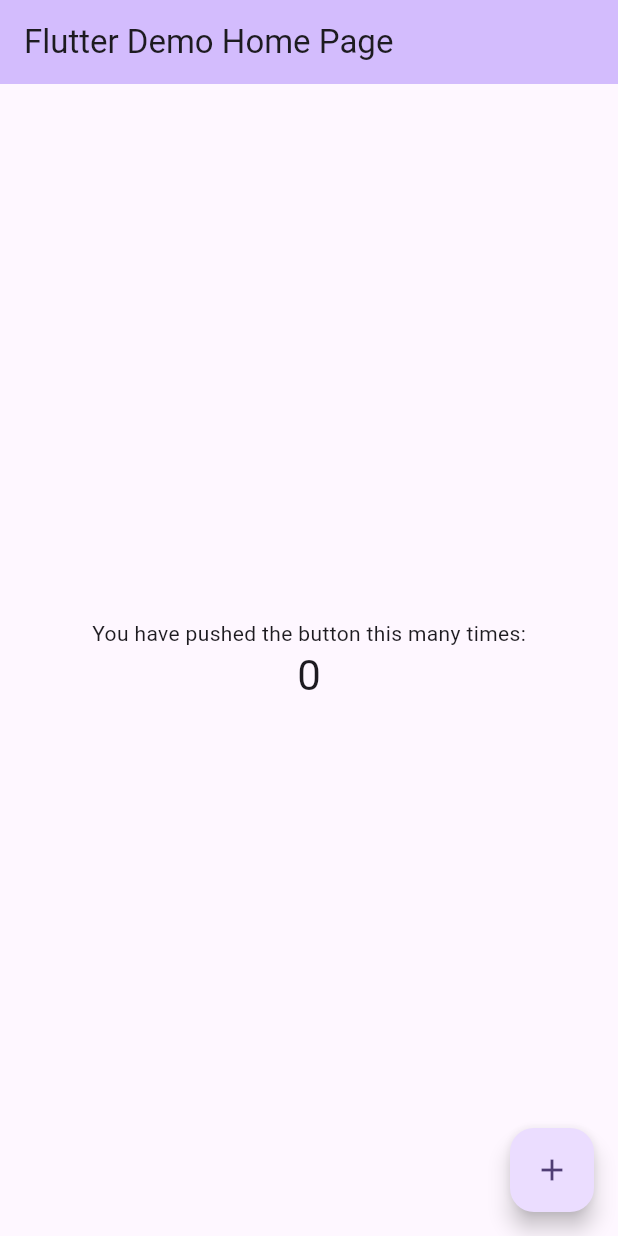
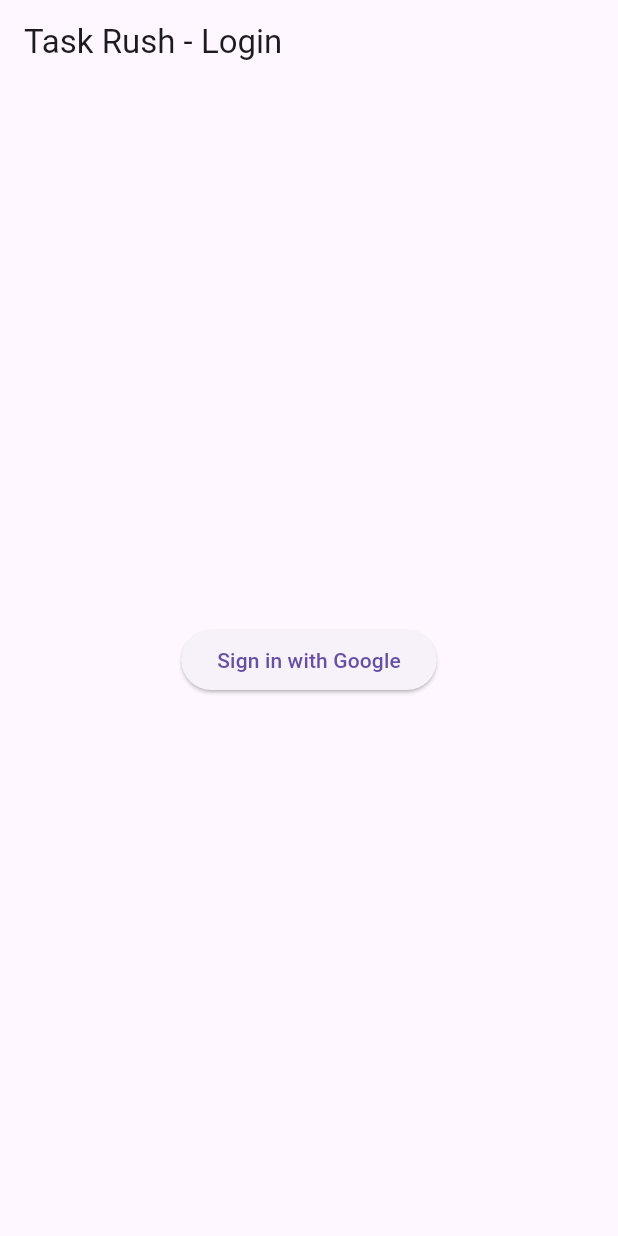
Before and after one commit to newtonkim/TaskRush, a Flutter app: the screen it shows after launch, on a phone screen of 412 x 824 dp. Run offline on Flutter 3.47's test engine with Material 3 defaults, Android fonts, the phone set to English and light mode, and no system bars; our stand-ins replace cloud_firestore, firebase_auth, firebase_core, google_sign_in; accounts and stored records are empty.

Commit message:
configure firebase and add login and task pages

```diff
--- a/task_rush_mobile_admin/lib/main.dart
+++ b/task_rush_mobile_admin/lib/main.dart
@@ -1,122 +1,34 @@
 import 'package:flutter/material.dart';
+import 'package:firebase_core/firebase_core.dart';
+import 'package:firebase_auth/firebase_auth.dart';
+import 'package:cloud_firestore/cloud_firestore.dart';
+import 'package:google_sign_in/google_sign_in.dart';
+import 'package:task_rush_mobile_admin/screens/login_page.dart';
+import 'package:task_rush_mobile_admin/screens/task_list_page.dart';
 
-void main() {
-  runApp(const MyApp());
+void main() async {
+  WidgetsFlutterBinding.ensureInitialized();
+  await Firebase.initializeApp();
+  runApp(TaskManagerApp());
 }
 
-class MyApp extends StatelessWidget {
-  const MyApp({super.key});
+class TaskManagerApp extends StatelessWidget {
+  const TaskManagerApp({super.key});
 
-  // This widget is the root of your application.
-  @override
+   @override
   Widget build(BuildContext context) {
     return MaterialApp(
-      title: 'Flutter Demo',
-      theme: ThemeData(
-        // This is the theme of your application.
-        //
-        // TRY THIS: Try running your application with "flutter run". You'll see
-        // the application has a purple toolbar. Then, without quitting the app,
-        // try changing the seedColor in the colorScheme below to Colors.green
-        // and then invoke "hot reload" (save your changes or press the "hot
-        // reload" button in a Flutter-supported IDE, or press "r" if you used
-        // the command line to start the app).
-        //
-        // Notice that the counter didn't reset back to zero; the application
-        // state is not lost during the reload. To reset the state, use hot
-        // restart instead.
-        //
-        // This works for code too, not just values: Most code changes can be
-        // tested with just a hot reload.
-        colorScheme: ColorScheme.fromSeed(seedColor: Colors.deepPurple),
+      title: 'Task Manager',
+      theme: ThemeData(primarySwatch: Colors.blue),
+      home: StreamBuilder<User?>(
+        stream: FirebaseAuth.instance.authStateChanges(),
+        builder: (context, snapshot) {
+          if (snapshot.hasData) {
+            return TaskListPage();
+          }
+          return LoginPage();
+        },
       ),
-      home: const MyHomePage(title: 'Flutter Demo Home Page'),
     );
   }
 }
-
-class MyHomePage extends StatefulWidget {
-  const MyHomePage({super.key, required this.title});
-
-  // This widget is the home page of your application. It is stateful, meaning
-  // that it has a State object (defined below) that contains fields that affect
-  // how it looks.
-
-  // This class is the configuration for the state. It holds the values (in this
-  // case the title) provided by the parent (in this case the App widget) and
-  // used by the build method of the State. Fields in a Widget subclass are
-  // always marked "final".
-
-  final String title;
-
-  @override
-  State<MyHomePage> createState() => _MyHomePageState();
-}
-
-class _MyHomePageState extends State<MyHomePage> {
-  int _counter = 0;
-
-  void _incrementCounter() {
-    setState(() {
-      // This call to setState tells the Flutter framework that something has
-      // changed in this State, which causes it to rerun the build method below
-      // so that the display can reflect the updated values. If we changed
-      // _counter without calling setState(), then the build method would not be
-      // called again, and so nothing would appear to happen.
-      _counter++;
-    });
-  }
-
-  @override
-  Widget build(BuildContext context) {
-    // This method is rerun every time setState is called, for instance as done
-    // by the _incrementCounter method above.
-    //
-    // The Flutter framework has been optimized to make rerunning build methods
-    // fast, so that you can just rebuild anything that needs updating rather
-    // than having to individually change instances of widgets.
-    return Scaffold(
-      appBar: AppBar(
-        // TRY THIS: Try changing the color here to a specific color (to
-        // Colors.amber, perhaps?) and trigger a hot reload to see the AppBar
-        // change color while the other colors stay the same.
-        backgroundColor: Theme.of(context).colorScheme.inversePrimary,
-        // Here we take the value from the MyHomePage object that was created by
-        // the App.build method, and use it to set our appbar title.
-        title: Text(widget.title),
-      ),
-      body: Center(
-        // Center is a layout widget. It takes a single child and positions it
-        // in the middle of the parent.
-        child: Column(
-          // Column is also a layout widget. It takes a list of children and
-          // arranges them vertically. By default, it sizes itself to fit its
-          // children horizontally, and tries to be as tall as its parent.
-          //
-          // Column has various properties to control how it sizes itself and
-          // how it positions its children. Here we use mainAxisAlignment to
-          // center the children vertically; the main axis here is the vertical
-          // axis because Columns are vertical (the cross axis would be
-          // horizontal).
-          //
-          // TRY THIS: Invoke "debug painting" (choose the "Toggle Debug Paint"
-          // action in the IDE, or press "p" in the console), to see the
-          // wireframe for each widget.
-          mainAxisAlignment: MainAxisAlignment.center,
-          children: <Widget>[
-            const Text('You have pushed the button this many times:'),
-            Text(
-              '$_counter',
-              style: Theme.of(context).textTheme.headlineMedium,
-            ),
-          ],
-        ),
-      ),
-      floatingActionButton: FloatingActionButton(
-        onPressed: _incrementCounter,
-        tooltip: 'Increment',
-        child: const Icon(Icons.add),
-      ), // This trailing comma makes auto-formatting nicer for build methods.
-    );
-  }
-}
--- /dev/null
+++ b/task_rush_mobile_admin/lib/screens/login_page.dart
@@ -0,0 +1,66 @@
+import 'package:flutter/material.dart';
+import 'package:firebase_auth/firebase_auth.dart';
+import 'package:google_sign_in/google_sign_in.dart';
+
+class LoginPage extends StatefulWidget {
+  @override
+  _LoginPageState createState() => _LoginPageState();
+}
+
+class _LoginPageState extends State<LoginPage> {
+  final GoogleSignIn _googleSignIn = GoogleSignIn();
+  bool _isSigningIn = false;
+
+  Future<void> _signInWithGoogle() async {
+    setState(() {
+      _isSigningIn = true;
+    });
+
+    try {
+      final googleUser = await _googleSignIn.signIn();
+      if (googleUser == null) {
+        setState(() {
+          _isSigningIn = false;
+        });
+        return;
+      }
+
+      final googleAuth = await googleUser.authentication;
+      final credential = GoogleAuthProvider.credential(
+        accessToken: googleAuth.accessToken,
+        idToken: googleAuth.idToken,
+      );
+
+      await FirebaseAuth.instance.signInWithCredential(credential);
+    } catch (e) {
+      ScaffoldMessenger.of(context).showSnackBar(
+        SnackBar(content: Text('Error signing in: $e')),
+      );
+    } finally {
+      if (mounted) {
+        setState(() {
+          _isSigningIn = false;
+        });
+      }
+    }
+  }
+
+  @override
+  Widget build(BuildContext context) {
+    return Scaffold(
+      appBar: AppBar(title: Text('Task Rush - Login')),
+      body: Center(
+        child: ElevatedButton(
+          onPressed: _isSigningIn ? null : _signInWithGoogle,
+          child: _isSigningIn
+              ? SizedBox(
+                  width: 20,
+                  height: 20,
+                  child: CircularProgressIndicator(strokeWidth: 2, color: Colors.white),
+                )
+              : Text('Sign in with Google'),
+        ),
+      ),
+    );
+  }
+}
```
Also changed, not shown: task_rush_mobile_admin/lib/screens/task_list_page.dart (added, +128 -0 lines), task_rush_mobile_admin/pubspec.yaml (+5 -4 lines), task_rush_mobile_admin/assets/images/task_rush_logo.png (added), task_rush_mobile_admin/lib/screens/register_page.dart (added), task_rush_mobile_admin/pubspec.lock, 4 other files.
